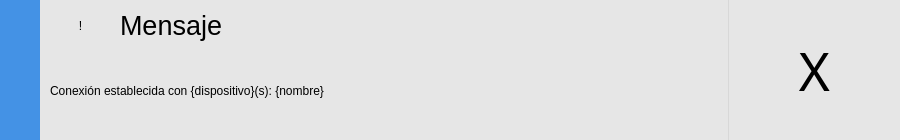
First picture: the form in Raspberry/Interface/Designs/messageDesign.ui, repository AdrianCervantes53/SecurityAI, before the edit.
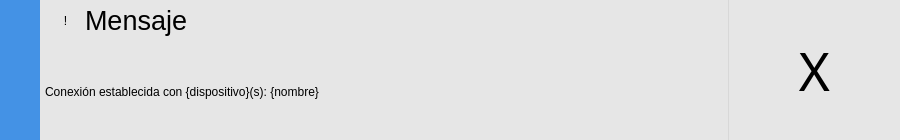
Second picture: the form after the edit.

```diff
--- a/Raspberry/Interface/Designs/messageDesign.ui
+++ b/Raspberry/Interface/Designs/messageDesign.ui
@@ -103,30 +103,29 @@
         <property name="styleSheet">
          <string notr="true">border:none;</string>
         </property>
-        <widget class="QLabel" name="messageLabel">
-         <property name="geometry">
-          <rect>
-           <x>10</x>
-           <y>50</y>
-           <width>631</width>
-           <height>81</height>
-          </rect>
+        <layout class="QGridLayout" name="gridLayout_3" rowstretch="20,50">
+         <property name="leftMargin">
+          <number>5</number>
          </property>
-         <property name="styleSheet">
-          <string notr="true">background-color: none;</string>
+         <property name="topMargin">
+          <number>5</number>
          </property>
-         <property name="text">
-          <string>Conexión establecida con {dispositivo}(s): {nombre}</string>
+         <property name="rightMargin">
+          <number>0</number>
          </property>
-         <property name="alignment">
-          <set>Qt::AlignLeading|Qt::AlignLeft|Qt::AlignVCenter</set>
+         <property name="bottomMargin">
+          <number>0</number>
          </property>
-        </widget>
+         <property name="spacing">
+          <number>0</number>
+         </property>
+         <item row="0" column="0">
+          <widget class="QWidget" name="widget_3" native="true">
         <widget class="QLabel" name="label">
          <property name="geometry">
           <rect>
-           <x>80</x>
-           <y>10</y>
+              <x>40</x>
+              <y>0</y>
            <width>111</width>
            <height>31</height>
           </rect>
@@ -149,8 +148,8 @@
         <widget class="QLabel" name="label_3">
          <property name="geometry">
           <rect>
-           <x>30</x>
-           <y>10</y>
+              <x>10</x>
+              <y>0</y>
            <width>21</width>
            <height>31</height>
           </rect>
@@ -162,6 +161,25 @@
           <set>Qt::AlignCenter</set>
          </property>
         </widget>
+          </widget>
+         </item>
+         <item row="1" column="0">
+          <widget class="QLabel" name="messageLabel">
+           <property name="styleSheet">
+            <string notr="true">background-color: none;</string>
+           </property>
+           <property name="text">
+            <string>Conexión establecida con {dispositivo}(s): {nombre}</string>
+           </property>
+           <property name="alignment">
+            <set>Qt::AlignLeading|Qt::AlignLeft|Qt::AlignVCenter</set>
+           </property>
+           <property name="wordWrap">
+            <bool>true</bool>
+           </property>
+          </widget>
+         </item>
+        </layout>
        </widget>
       </item>
       <item row="0" column="1">
```
Lines whose indentation alone changed are shown as unchanged.
